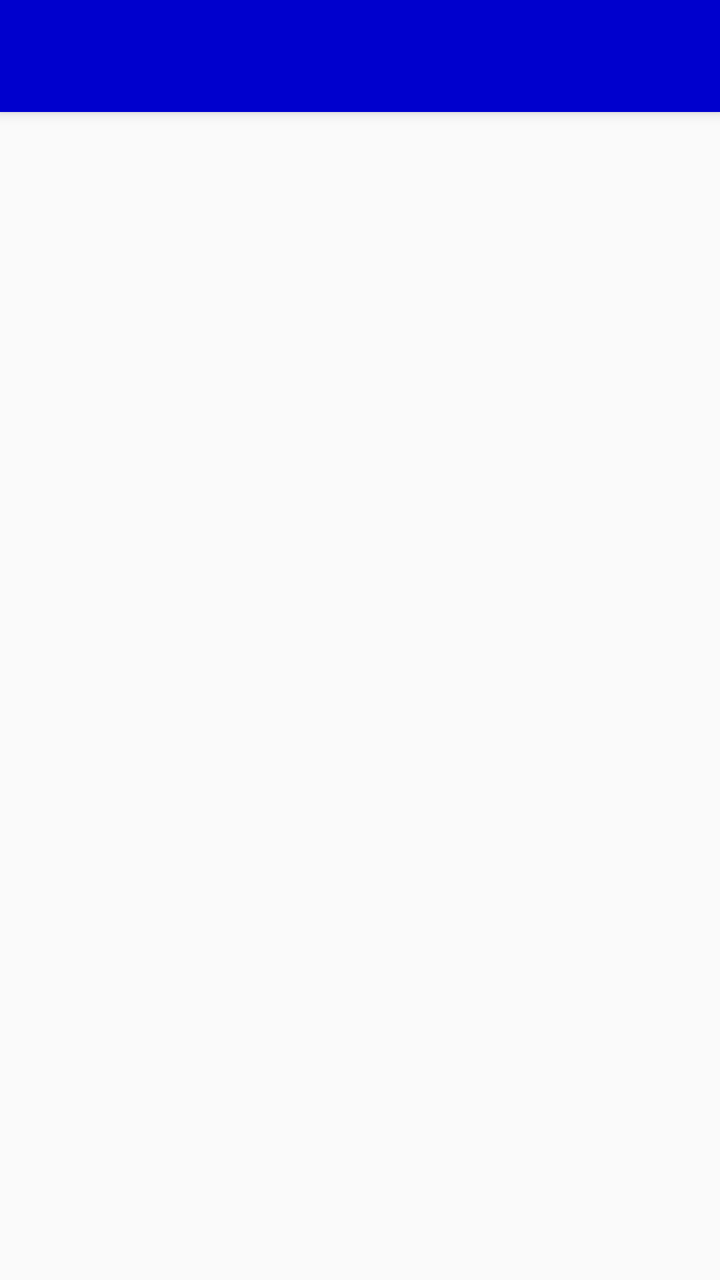
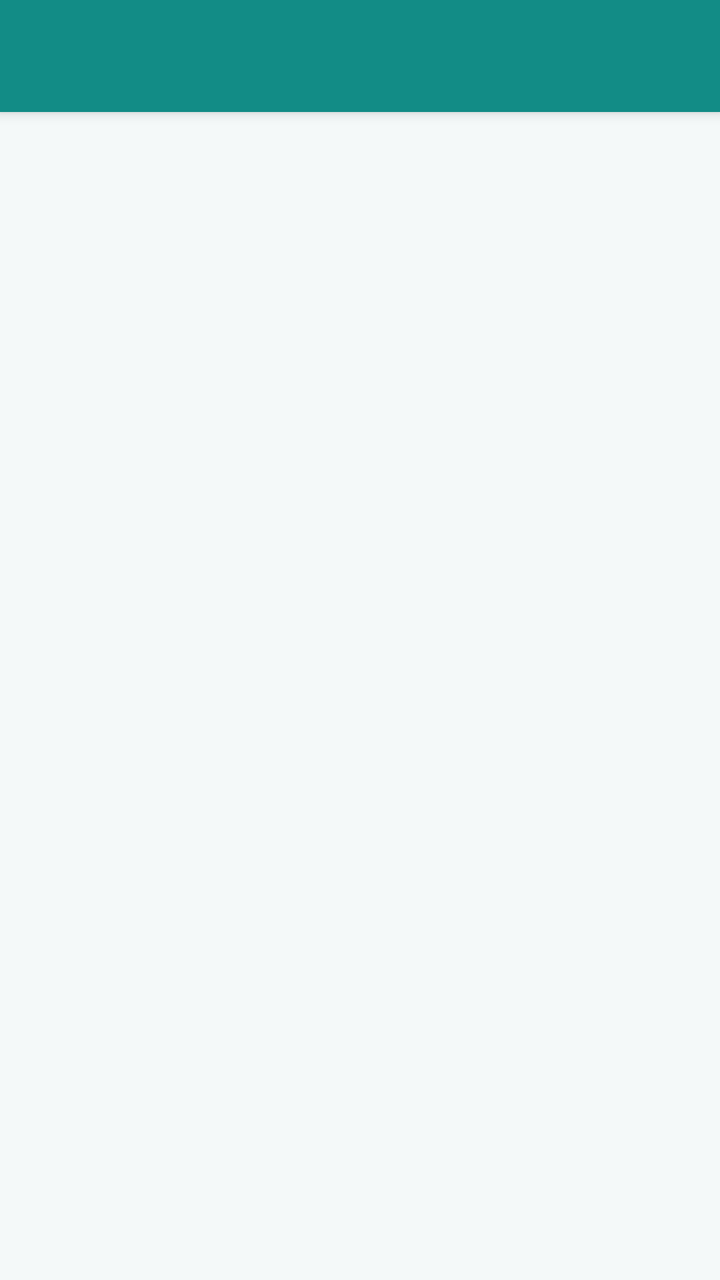

An Android layout rendered at two revisions. The XML below is the earlier revision; the diff shows what the commit changed to produce the second picture.
<!-- AndroidManifest.xml: application theme AppTheme -->
<!-- res/layout/app_bar_main.xml -->
<?xml version="1.0" encoding="utf-8"?>
<androidx.coordinatorlayout.widget.CoordinatorLayout xmlns:android="http://schemas.android.com/apk/res/android"
    xmlns:app="http://schemas.android.com/apk/res-auto"
    xmlns:tools="http://schemas.android.com/tools"
    android:layout_width="match_parent"
    android:layout_height="match_parent"
    tools:context="com.example.cadier.com.convencao.cadier.view.activity.MenuActivity">

    <com.google.android.material.appbar.AppBarLayout
        android:layout_width="match_parent"
        android:layout_height="wrap_content"
        android:theme="@style/AppTheme.AppBarOverlay">

        <androidx.appcompat.widget.Toolbar
            android:id="@+id/toolbar"
            android:layout_width="match_parent"
            android:layout_height="?attr/actionBarSize"
            android:background="#0000CD"
            app:popupTheme="@style/AppTheme.PopupOverlay" />

    </com.google.android.material.appbar.AppBarLayout>

    <FrameLayout
    android:id="@+id/frameLayout"
    android:layout_width="match_parent"
    android:layout_height="match_parent"
    android:layout_marginTop="?android:attr/actionBarSize" />

  

</androidx.coordinatorlayout.widget.CoordinatorLayout>
<!-- resources referenced by this layout -->
<resources>
  <style name="AppTheme.AppBarOverlay" parent="ThemeOverlay.AppCompat.Dark.ActionBar" />
  <style name="AppTheme.PopupOverlay" parent="ThemeOverlay.AppCompat.Light" />
  <style name="AppTheme" parent="Theme.AppCompat.Light.NoActionBar">
          
          <item name="colorPrimary">@color/colorPrimary</item>
          <item name="colorPrimaryDark">@color/colorPrimaryDark</item>
          <item name="colorAccent">@color/colorAccent</item>
  
      </style>
  <color name="colorPrimary">#3F51B5</color>
  <color name="colorPrimaryDark">#303F9F</color>
  <color name="colorAccent">#0043FA</color>
</resources>

<!-- the commit's change to res/layout/app_bar_main.xml (unified diff, before → after) -->
@@ -15,7 +15,8 @@
             android:id="@+id/toolbar"
             android:layout_width="match_parent"
             android:layout_height="?attr/actionBarSize"
-            android:background="#0000CD"
+            android:background="@color/cadier_teal"
+            app:titleTextColor="@color/cadier_text_on_dark"
             app:popupTheme="@style/AppTheme.PopupOverlay" />
 
     </com.google.android.material.appbar.AppBarLayout>
<!-- resource entries referenced after the edit -->
@@ -1,5 +1,7 @@
 <!-- resources referenced by this layout -->
 <resources>
+  <color name="cadier_teal">#128C86</color>
+  <color name="cadier_text_on_dark">#FFFFFF</color>
   <style name="AppTheme.AppBarOverlay" parent="ThemeOverlay.AppCompat.Dark.ActionBar" />
   <style name="AppTheme.PopupOverlay" parent="ThemeOverlay.AppCompat.Light" />
   <style name="AppTheme" parent="Theme.AppCompat.Light.NoActionBar">
@@ -7,10 +9,15 @@
           <item name="colorPrimary">@color/colorPrimary</item>
           <item name="colorPrimaryDark">@color/colorPrimaryDark</item>
           <item name="colorAccent">@color/colorAccent</item>
-  
+          <item name="android:windowBackground">@color/cadier_bg</item>
+          <item name="android:textColorPrimary">@color/cadier_text_primary</item>
       </style>
-  <color name="colorPrimary">#3F51B5</color>
-  <color name="colorPrimaryDark">#303F9F</color>
-  <color name="colorAccent">#0043FA</color>
+  <color name="colorPrimary">@color/cadier_teal</color>
+  <color name="colorPrimaryDark">@color/cadier_teal_dark</color>
+  <color name="colorAccent">@color/cadier_orange</color>
+  <color name="cadier_bg">#F4F9F9</color>
+  <color name="cadier_text_primary">#2B3E42</color>
+  <color name="cadier_teal_dark">#0C6C67</color>
+  <color name="cadier_orange">#F5821F</color>
 </resources>
 
